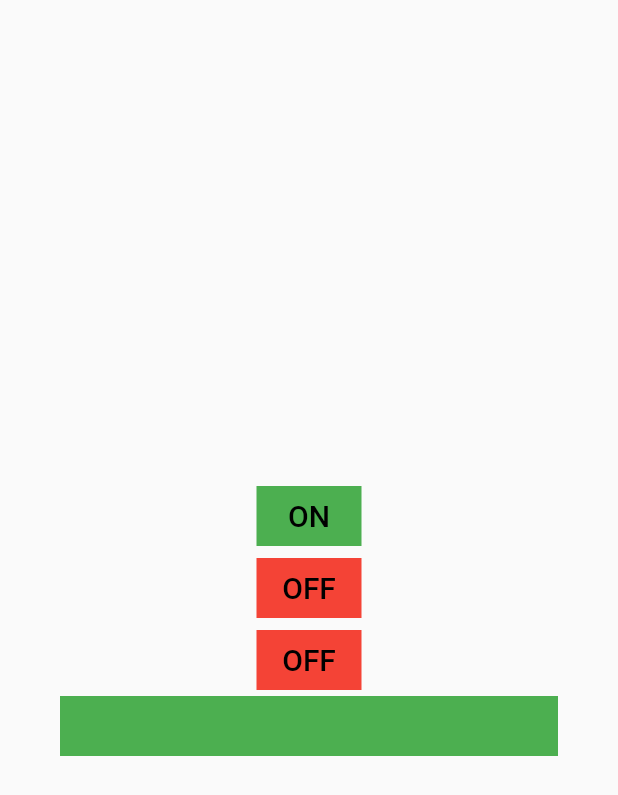
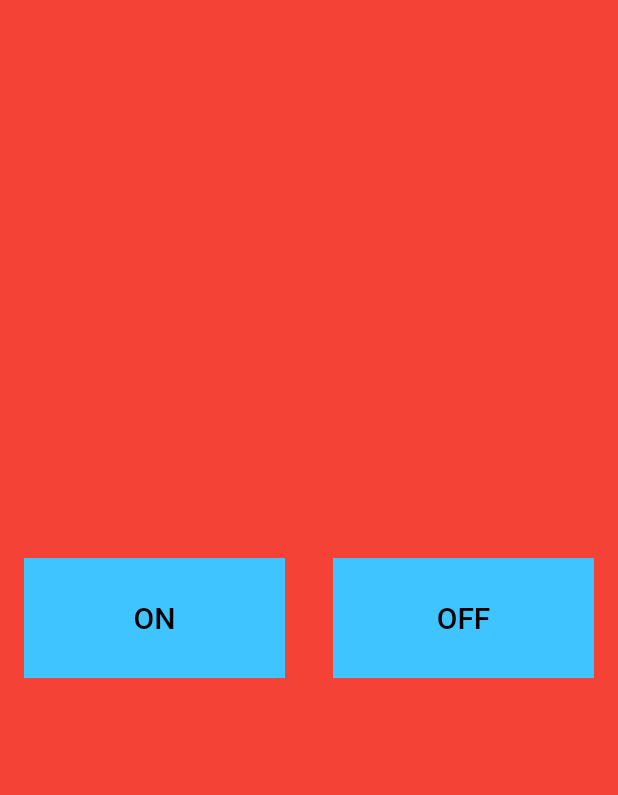
Before and after one commit to naveerakamal28/Internship_task, a Flutter app: the screen it shows after launch, after a tap on "OFF", on a phone screen of 412 x 824 dp. Shown: the top 795 px of the screen. Run offline on Flutter 3.47's test engine with Material 2 defaults, Android fonts, the phone set to English and light mode, and no system bars; missing offline and left inert: mqtt_client.

Commit message:
first commit

```diff
--- a/internship_task/lib/main.dart
+++ b/internship_task/lib/main.dart
@@ -16,34 +16,38 @@ class MyApp extends StatefulWidget {
 }
 
 class _MyAppState extends State<MyApp> {
-  Color contColorl;
+  Color contColorl = Colors.white;
   String pubMes = '';
 
   @override
   Widget build(BuildContext context) {
     return Material(
+      color: contColorl,
       child: Container(
         height: double.infinity,
         width: double.infinity,
-
-        child: Column(
-          mainAxisAlignment: MainAxisAlignment.center,
-          crossAxisAlignment: CrossAxisAlignment.center,
+        child: Row(
           children: [
-            FlatButton(
+            Expanded(
+              child: FlatButton(
                 onPressed: () async{
                   await connect().then((MqttServerClient client) async{
                     await client.connect('naveera','naveera1');
                     if(client.connectionStatus.state == MqttConnectionState.connected) {
-                    publish('ON', client, "topic/thingA");
+                      var text2 = publish('ON', client, "topic/thingA");
                       client.subscribe("topic/thingA", MqttQos.atLeastOnce);
                       client.updates.listen((List<MqttReceivedMessage<MqttMessage>> c) {
                         final MqttPublishMessage message = c[0].payload;
-                      final payload =
-                      MqttPublishPayload.bytesToStringAsString(message.payload.message);
+                        return MqttPublishPayload.bytesToStringAsString(message.payload.message);
                       });
+                      // var text2 = publish('ON', client, "topic/thingA");
                       print(client.connectionStatus.state);
-                    print('etxt of btnA ');
+                      if(text2 != 0){
+                        setState(() {
+                          contColorl = Colors.green;
+                        });
+                      }
+                      print(text2);
 
                     }
                     else{
@@ -54,9 +58,9 @@ class _MyAppState extends State<MyApp> {
 
                 },
                 child: Container(
-                height: 40,
-                width: 70,
-                color: Colors.green,
+                  height: 80,
+                  width: double.infinity,
+                  color: Colors.lightBlueAccent,
                   alignment: Alignment.center,
                   child: Text(
                     'ON',
@@ -67,50 +71,30 @@ class _MyAppState extends State<MyApp> {
                   ),
                 ),
               ),
-            FlatButton(
-                onPressed: () async{
-                  await connect().then((MqttServerClient client){
-                    client.unsubscribe("topic/thingA");
-                  });
-                },
-                child: Container(
-                  height: 40,
-                  width: 70,
-                  color: Colors.red,
-                  alignment: Alignment.center,
-                  child: Text(
-                    'OFF',
-                    style: TextStyle(
-                        fontSize: 20,
-                        color: Colors.black
             ),
-                  ),
-                )
-            ),
-            FlatButton(
+            Expanded(
+              child: FlatButton(
                 onPressed: () async{
                   await connect().then((MqttServerClient client) async{
                     // client.disconnect();
                     await client.connect('naveera1','naveera12');
                     print(client.connectionStatus.state);
-                  publish('OFF', client, "topic/thingA");
-                  var text2 = client.subscribe("topic/thingA", MqttQos.atLeastOnce);
-
-                  // const pubTopic = 'topic/thingB';
-                  // final builder = MqttClientPayloadBuilder();
-                  // builder.addString('OFF');
-                  // client.publishMessage(
-                  //     pubTopic, MqttQos.atLeastOnce, builder.payload);
-
+                    var text2 =publish('OFF', client, "topic/thingA");
+                    client.subscribe("topic/thingA", MqttQos.atLeastOnce);
+                    if(text2!= 0){
+                      setState(() {
+                        contColorl = Colors.red;
+                      });
+                    }
                     print(text2);
                     client.disconnect();
                     print(client.connectionStatus.state);
                   });
                 },
                 child: Container(
-                height: 40,
-                width: 70,
-                color: Colors.red,
+                  height: 80,
+                  width: double.infinity,
+                  color: Colors.lightBlueAccent,
                   alignment: Alignment.center,
                   child: Text(
                     'OFF',
@@ -121,13 +105,7 @@ class _MyAppState extends State<MyApp> {
                   ),
                 ),
               ),
-            Padding(
-              padding: EdgeInsets.only(left: 40,right: 40),
-              child: Container(
-                height: 40,
-                color: Colors.green,
             ),
-            )
           ],
         ),
       ),
@@ -138,13 +116,6 @@ class _MyAppState extends State<MyApp> {
     MqttServerClient client =
     MqttServerClient.withPort('broker.hivemq.com', 'flutter_client', 1883);
     client.logging(on: true);
-    // client.onConnected = onConnected;
-
-    // client.onDisconnected = onDisconnected;
-    // client.onUnsubscribed = onUnsubscribed;
-    // client.onSubscribed = onSubscribed;
-    // client.onSubscribeFail = onSubscribeFail ;
-
     final connMessage = MqttConnectMessage()
         .withWillTopic('willtopic')
         .withWillMessage('Will message')
@@ -158,52 +129,12 @@ class _MyAppState extends State<MyApp> {
       client.disconnect();
     }
 
-    // client.updates.listen((List<MqttReceivedMessage<MqttMessage>> c) {
-    //   final MqttPublishMessage message = c[0].payload;
-    //   final payload =
-    //   MqttPublishPayload.bytesToStringAsString(message.payload.message);
-    //   // if(payload.)
-    //   print(message);
-    //   print('Received message:$payload from topic: ${c[0].topic}>');
-    //   setState(() {
-    //       pubMes = payload;
-    //   });
-    //   print('pubmes $pubMes');
-    // });
-
     return client;
   }
   publish(String message,MqttServerClient client,String topic) {
     final MqttClientPayloadBuilder builder = MqttClientPayloadBuilder();
     builder.addString(message);
-    // final MqttPublishMessage recMess = client[0].payload as MqttPublishMessage;
     return client.publishMessage(topic, MqttQos.atLeastOnce, builder.payload);
   }
 
-
-
-// connection succeeded
-//   void onConnected() {
-//     print('Connecteds');
-//   }
-//
-// // unconnected
-//   void onDisconnected() {
-//     print('Disconnected');
-//   }
-//
-// // subscribe to topic succeeded
-//   void onSubscribed(String topic) {
-//     print('Subscribed topic: $topic');
-//   }
-//
-// // subscribe to topic failed
-//   void onSubscribeFail(String topic) {
-//     print('Failed to subscribe $topic');
-//   }
-//
-// // unsubscribe succeeded
-//   void onUnsubscribed(String topic) {
-//     print('Unsubscribed topic: $topic');
-//   }
 }
```
Lines whose indentation alone changed are shown as unchanged.
